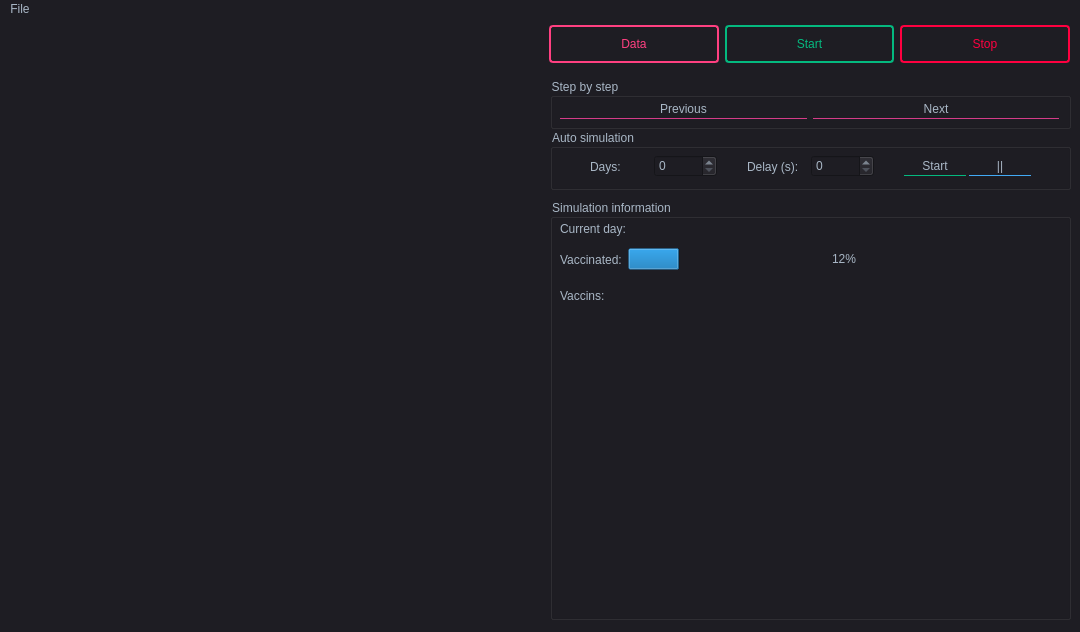
Before: the Qt Designer form src/mainwindow.ui in SteinVandenbroeke/PSE, drawn with Qt 5.
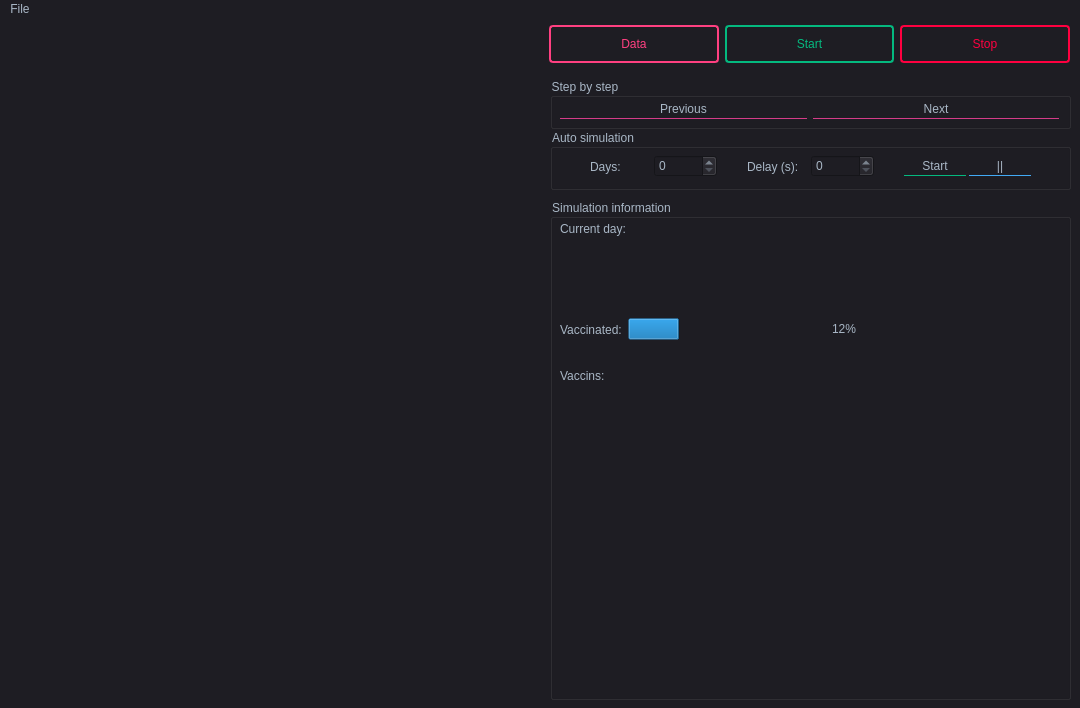
After: the same form once the commit is applied.

```diff
--- a/src/mainwindow.ui
+++ b/src/mainwindow.ui
@@ -7,7 +7,7 @@
     <x>0</x>
     <y>0</y>
     <width>1080</width>
-    <height>632</height>
+    <height>708</height>
    </rect>
   </property>
   <property name="windowTitle">
@@ -18,12 +18,15 @@
   </property>
   <widget class="QWidget" name="centralwidget">
    <widget class="QLabel" name="labelImage">
+    <property name="enabled">
+     <bool>true</bool>
+    </property>
     <property name="geometry">
      <rect>
       <x>0</x>
       <y>0</y>
       <width>531</width>
-      <height>601</height>
+      <height>671</height>
      </rect>
     </property>
     <property name="autoFillBackground">
@@ -275,7 +278,7 @@
       <x>550</x>
       <y>180</y>
       <width>521</width>
-      <height>421</height>
+      <height>501</height>
      </rect>
     </property>
     <property name="styleSheet">
@@ -304,7 +307,7 @@
      <property name="geometry">
       <rect>
        <x>10</x>
-       <y>40</y>
+       <y>110</y>
        <width>501</width>
        <height>41</height>
       </rect>
@@ -387,7 +390,7 @@
      <property name="geometry">
       <rect>
        <x>10</x>
-       <y>90</y>
+       <y>170</y>
        <width>501</width>
        <height>131</height>
       </rect>
@@ -433,7 +436,7 @@
      <property name="geometry">
       <rect>
        <x>10</x>
-       <y>230</y>
+       <y>310</y>
        <width>501</width>
        <height>181</height>
       </rect>
```
Left out of the diff: 141 changed lines with no effect on the pictures.
